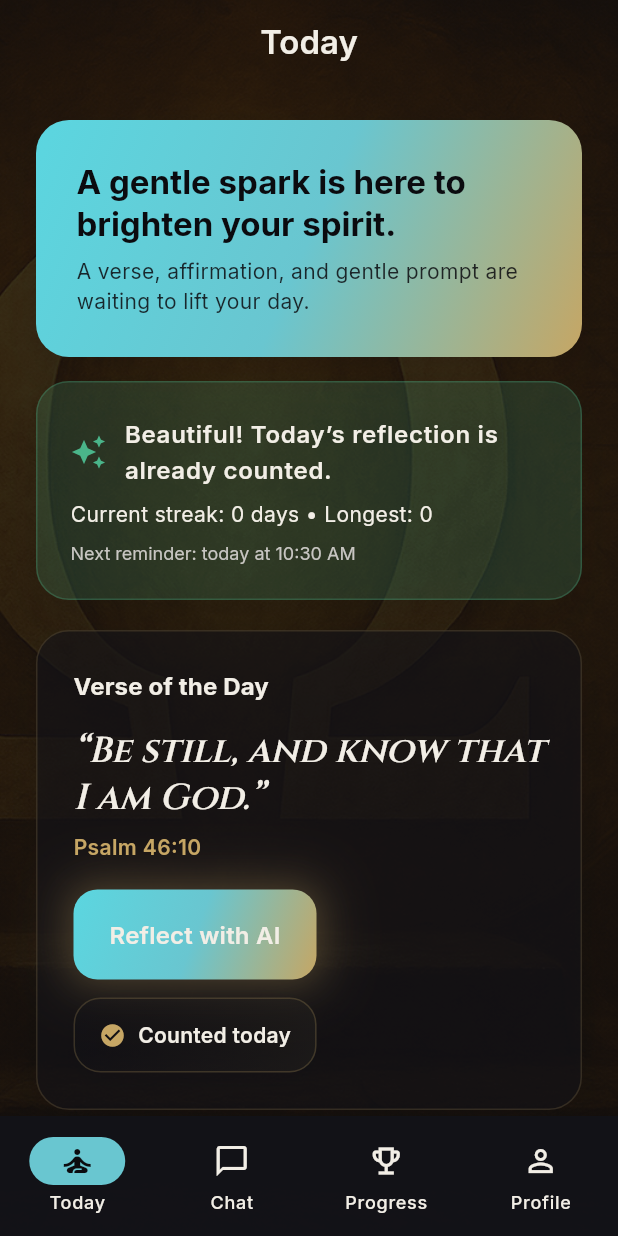
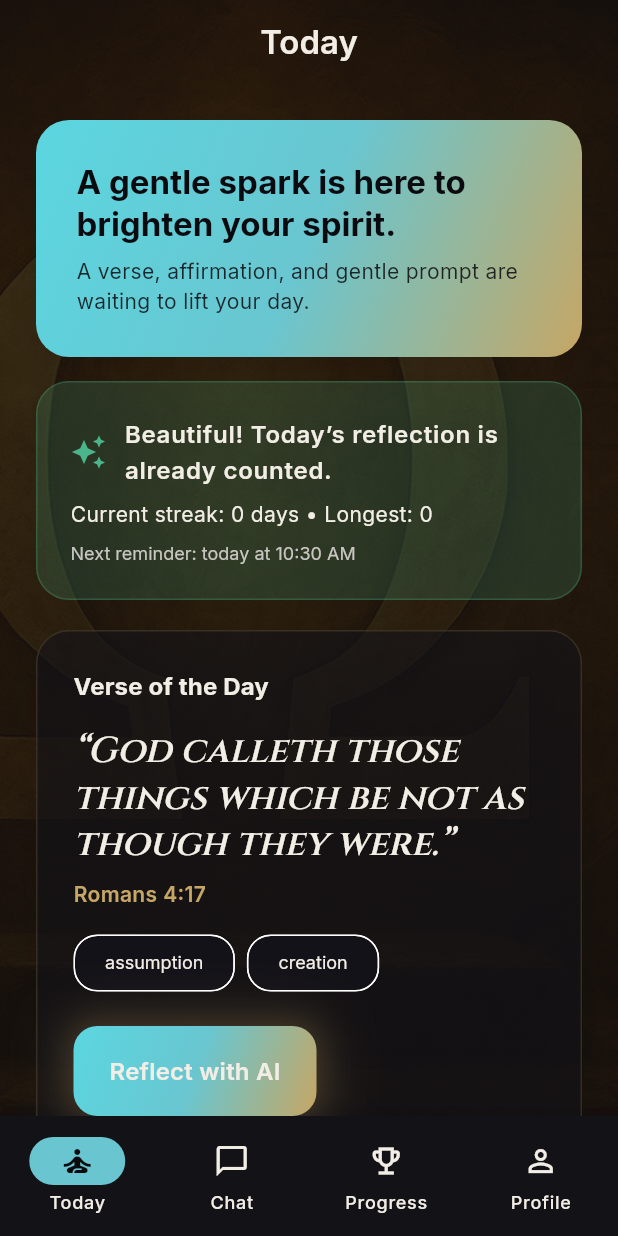
Before and after one commit to djangamane/sba_ISM, a Flutter app: the screen it shows once a user with an empty profile is signed in, on a phone screen of 412 x 824 dp. Run offline on Flutter 3.47's test engine with Material 3 defaults, Android fonts, the phone set to English and light mode, and no system bars; our stand-ins replace flutter_dotenv, flutter_local_notifications, flutter_timezone, google_fonts, shared_preferences, supabase_flutter and 1 more; accounts and stored records are empty; network calls fail.

Commit message:
feat: rotate daily verse and auto-reset streak

```diff
--- /dev/null
+++ b/mobile/spiritual_bible_chat/lib/data/daily_verses.dart
@@ -0,0 +1,84 @@
+import 'dart:convert';
+
+import 'package:flutter/services.dart' show rootBundle;
+
+class DailyVerse {
+  const DailyVerse({
+    required this.day,
+    required this.reference,
+    required this.text,
+    required this.themes,
+  });
+
+  final int? day;
+  final String reference;
+  final String text;
+  final List<String> themes;
+
+  factory DailyVerse.fromJson(Map<String, dynamic> json) => DailyVerse(
+        day: json['day'] as int?,
+        reference: json['reference'] as String? ?? '',
+        text: json['text'] as String? ?? '',
+        themes: (json['theme'] as List<dynamic>?)
+                ?.map((value) => value.toString())
+                .toList() ??
+            const [],
+      );
+
+  DailyVerse copyWith({
+    int? day,
+    String? reference,
+    String? text,
+    List<String>? themes,
+  }) =>
+      DailyVerse(
+        day: day ?? this.day,
+        reference: reference ?? this.reference,
+        text: text ?? this.text,
+        themes: themes ?? this.themes,
+      );
+}
+
+class DailyVerseProvider {
+  DailyVerseProvider._();
+
+  static List<DailyVerse>? _cache;
+
+  static Future<List<DailyVerse>> _ensureCache() async {
+    if (_cache != null) {
+      return _cache!;
+    }
+    final raw = await rootBundle.loadString('assets/daily_verses.json');
+    final List<dynamic> jsonList = jsonDecode(raw) as List<dynamic>;
+    _cache = jsonList
+        .map((entry) => DailyVerse.fromJson(entry as Map<String, dynamic>))
+        .where((verse) => verse.text.isNotEmpty)
+        .toList();
+    if (_cache!.isEmpty) {
+      _cache = [
+        const DailyVerse(
+          day: null,
+          reference: 'Psalm 46:10',
+          text: '“Be still, and know that I am God.”',
+          themes: [],
+        )
+      ];
+    }
+    return _cache!;
+  }
+
+  static Future<DailyVerse> verseForDate(DateTime date) async {
+    final verses = await _ensureCache();
+    if (verses.isEmpty) {
+      return const DailyVerse(
+        day: null,
+        reference: 'Psalm 46:10',
+        text: '“Be still, and know that I am God.”',
+        themes: [],
+      );
+    }
+    final normalized = DateTime(date.year, date.month, date.day);
+    final index = (normalized.day - 1) % verses.length;
+    return verses[index].copyWith(day: normalized.day);
+  }
+}
--- a/mobile/spiritual_bible_chat/lib/main.dart
+++ b/mobile/spiritual_bible_chat/lib/main.dart
@@ -29,6 +29,7 @@ import 'widgets/quick_action_chip.dart';
 import 'package:url_launcher/url_launcher.dart';
 
 import 'services/paywall_service.dart';
+import 'data/daily_verses.dart';
 import 'theme/app_theme.dart';
 
 String describeGoal(SpiritualGoal goal) {
@@ -154,13 +155,16 @@ class SpiritualBibleChatApp extends StatefulWidget {
   State<SpiritualBibleChatApp> createState() => _SpiritualBibleChatAppState();
 }
 
-class _SpiritualBibleChatAppState extends State<SpiritualBibleChatApp> {
+class _SpiritualBibleChatAppState extends State<SpiritualBibleChatApp>
+    with WidgetsBindingObserver {
   PreferencesService? _preferences;
   OnboardingProfile? _profile;
   StreakState _streak = StreakState.initial();
   bool _isLoading = true;
   PremiumState _premiumState = PremiumState.initial();
   DateTime? _nextReminder;
+  DailyVerse? _dailyVerse;
+  DateTime? _dailyVerseLoadedFor;
   final GlobalKey<_AppShellState> _appShellKey = GlobalKey<_AppShellState>();
   StreamSubscription<String>? _notificationSubscription;
   StreamSubscription<AuthState>? _authSubscription;
@@ -176,6 +180,7 @@ class _SpiritualBibleChatAppState extends State<SpiritualBibleChatApp> {
   @override
   void initState() {
     super.initState();
+    WidgetsBinding.instance.addObserver(this);
     _premiumService.configure();
     _premiumListener = () {
       final premium = _premiumService.state.value;
@@ -215,6 +220,7 @@ class _SpiritualBibleChatAppState extends State<SpiritualBibleChatApp> {
     if (_premiumListener != null) {
       _premiumService.state.removeListener(_premiumListener!);
     }
+    WidgetsBinding.instance.removeObserver(this);
     super.dispose();
   }
 
@@ -246,6 +252,54 @@ class _SpiritualBibleChatAppState extends State<SpiritualBibleChatApp> {
       await _premiumService.logIn(userId);
     } else {
       await _premiumService.refreshStatus();
+    }
+
+    await _syncDayState();
+  }
+
+  @override
+  void didChangeAppLifecycleState(AppLifecycleState state) {
+    if (state == AppLifecycleState.resumed) {
+      unawaited(_syncDayState());
+    }
+  }
+
+  Future<void> _syncDayState() async {
+    if (_preferences == null) return;
+    final now = DateTime.now();
+    await _maybeResetStreak(now);
+    final normalized = DateTime(now.year, now.month, now.day);
+    if (_dailyVerseLoadedFor == null || _dailyVerseLoadedFor != normalized) {
+      await _loadDailyVerseFor(now);
+    }
+  }
+
+  Future<void> _loadDailyVerseFor(DateTime date) async {
+    try {
+      final verse = await DailyVerseProvider.verseForDate(date);
+      if (!mounted) return;
+      setState(() {
+        _dailyVerse = verse;
+        _dailyVerseLoadedFor = DateTime(date.year, date.month, date.day);
+      });
+    } catch (error, stackTrace) {
+      debugPrint('Failed to load daily verse: $error\n$stackTrace');
+    }
+  }
+
+  Future<void> _maybeResetStreak(DateTime now) async {
+    if (_preferences == null) return;
+    final current = _streak;
+    final last = current.lastCompletedDate;
+    if (last == null) {
+      return;
+    }
+    final today = DateTime(now.year, now.month, now.day);
+    final lastDate = DateTime(last.year, last.month, last.day);
+    final diff = today.difference(lastDate).inDays;
+    if (diff >= 1 && current.currentStreak != 0) {
+      final reset = current.copyWith(currentStreak: 0);
+      await _handleStreakUpdated(reset);
     }
   }
 
@@ -279,6 +333,7 @@ class _SpiritualBibleChatAppState extends State<SpiritualBibleChatApp> {
     }
 
     await _premiumService.refreshStatus();
+    await _syncDayState();
   }
 
   Future<void> _handleProfileCompleted(OnboardingProfile profile) async {
@@ -496,6 +551,7 @@ class _SpiritualBibleChatAppState extends State<SpiritualBibleChatApp> {
         onShowPaywall: _handlePaywall,
         premium: _premiumState,
         onManageSubscription: _handleManageSubscription,
+        dailyVerse: _dailyVerse,
       );
     }
 
@@ -670,6 +726,7 @@ class _AppShell extends StatefulWidget {
     required this.onShowPaywall,
     required this.premium,
     required this.onManageSubscription,
+    required this.dailyVerse,
   });
 
   final OnboardingProfile profile;
@@ -686,6 +743,7 @@ class _AppShell extends StatefulWidget {
       onShowPaywall;
   final PremiumState premium;
   final Future<void> Function() onManageSubscription;
+  final DailyVerse? dailyVerse;
 
   @override
   State<_AppShell> createState() => _AppShellState();
@@ -854,6 +912,7 @@ class _AppShellState extends State<_AppShell> {
           streak: streak,
           nextReminder: widget.nextReminder,
           onShowPaywall: widget.onShowPaywall,
+          dailyVerse: widget.dailyVerse,
         ),
       ),
       _NavigationDestination(
@@ -935,6 +994,7 @@ class _TodayScreen extends StatelessWidget {
     required this.streak,
     required this.nextReminder,
     required this.onShowPaywall,
+    required this.dailyVerse,
   });
 
   final OnboardingProfile profile;
@@ -947,12 +1007,26 @@ class _TodayScreen extends StatelessWidget {
   final DateTime? nextReminder;
   final Future<void> Function(BuildContext context, String message)
       onShowPaywall;
+  final DailyVerse? dailyVerse;
 
   @override
   Widget build(BuildContext context) {
     final theme = Theme.of(context);
-    const verseText = '“Be still, and know that I am God.”';
-    const verseReference = 'Psalm 46:10';
+    final verse = dailyVerse;
+    final fallbackText = 'Be still, and know that I am God.';
+    final rawText = verse?.text.trim();
+    final versePlainText =
+        (rawText == null || rawText.isEmpty) ? fallbackText : rawText;
+    final sanitized = versePlainText
+        .replaceAll('“', '')
+        .replaceAll('”', '')
+        .replaceAll('"', '')
+        .trim();
+    final verseText = '“$sanitized”';
+    final verseReference = (verse?.reference.trim().isNotEmpty ?? false)
+        ? verse!.reference
+        : 'Psalm 46:10';
+    final verseThemes = verse?.themes ?? const <String>[];
     return CustomScrollView(
       slivers: [
         SliverAppBar(
@@ -979,11 +1053,14 @@ class _TodayScreen extends StatelessWidget {
                 _VerseOfTheDayCard(
                   theme: theme,
                   onReflect: () => onReflectPressed(
-                    verseText,
+                    versePlainText,
                     verseReference,
                   ),
                   completed: streak.hasCompletedToday,
                   onMarkComplete: onMarkComplete,
+                  verseText: verseText,
+                  verseReference: verseReference,
+                  themes: verseThemes,
                 ),
                 const SizedBox(height: 24),
                 _QuickActionsSection(
@@ -994,7 +1071,7 @@ class _TodayScreen extends StatelessWidget {
                       MaterialPageRoute(
                         builder: (_) => DevotionalScreen(
                           profile: profile,
-                          verseText: verseText,
+                          verseText: versePlainText,
                           verseReference: verseReference,
                           onPaywall: onShowPaywall,
                         ),
@@ -1129,12 +1206,18 @@ class _VerseOfTheDayCard extends StatelessWidget {
     required this.onReflect,
     required this.completed,
     required this.onMarkComplete,
+    required this.verseText,
+    required this.verseReference,
+    this.themes = const [],
   });
 
   final ThemeData theme;
   final VoidCallback onReflect;
   final bool completed;
   final Future<void> Function() onMarkComplete;
+  final String verseText;
+  final String verseReference;
+  final List<String> themes;
 
   @override
   Widget build(BuildContext context) {
@@ -1153,7 +1236,7 @@ class _VerseOfTheDayCard extends StatelessWidget {
           ),
           const SizedBox(height: 16),
           Text(
-            '“Be still, and know that I am God.”',
+            verseText,
             style: theme.textTheme.headlineSmall?.copyWith(
               fontStyle: FontStyle.italic,
               height: 1.3,
@@ -1161,12 +1244,28 @@ class _VerseOfTheDayCard extends StatelessWidget {
           ),
           const SizedBox(height: 8),
           Text(
-            'Psalm 46:10',
+            verseReference,
             style: theme.textTheme.bodyMedium?.copyWith(
               color: AppColors.maatGold,
               fontWeight: FontWeight.w600,
             ),
           ),
+          if (themes.isNotEmpty) ...[
+            const SizedBox(height: 12),
+            Wrap(
+              spacing: 8,
+              runSpacing: 8,
+              children: themes
+                  .map(
+                    (label) => Chip(
+                      label: Text(label),
+                      backgroundColor: AppColors.onyx.withOpacity(0.45),
+                      labelStyle: theme.textTheme.bodySmall,
+                    ),
+                  )
+                  .toList(),
+            ),
+          ],
           const SizedBox(height: 18),
           Wrap(
             spacing: 12,
--- a/mobile/spiritual_bible_chat/pubspec.yaml
+++ b/mobile/spiritual_bible_chat/pubspec.yaml
@@ -71,6 +71,7 @@ flutter:
     - .env
     - assets/images/temple.png
     - assets/images/omega_favicon.png
+    - assets/daily_verses.json
 
   # To add assets to your application, add an assets section, like this:
   # assets:
```
Also changed, not shown: mobile/spiritual_bible_chat/assets/daily_verses.json (added, +33 -0 lines).
